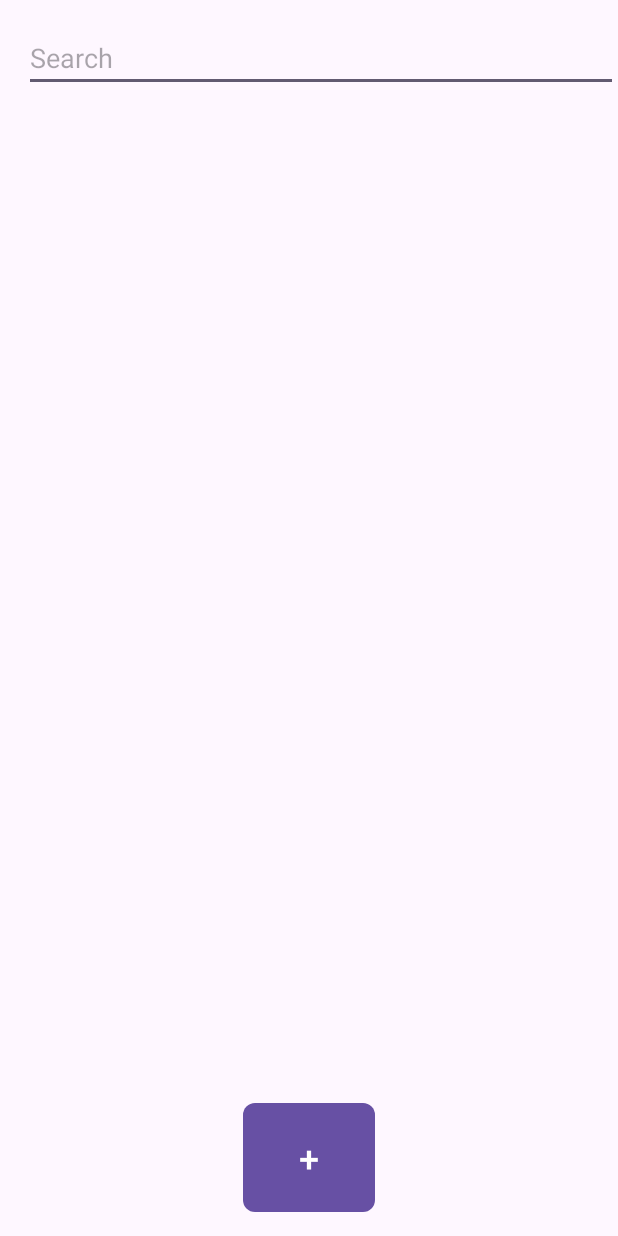
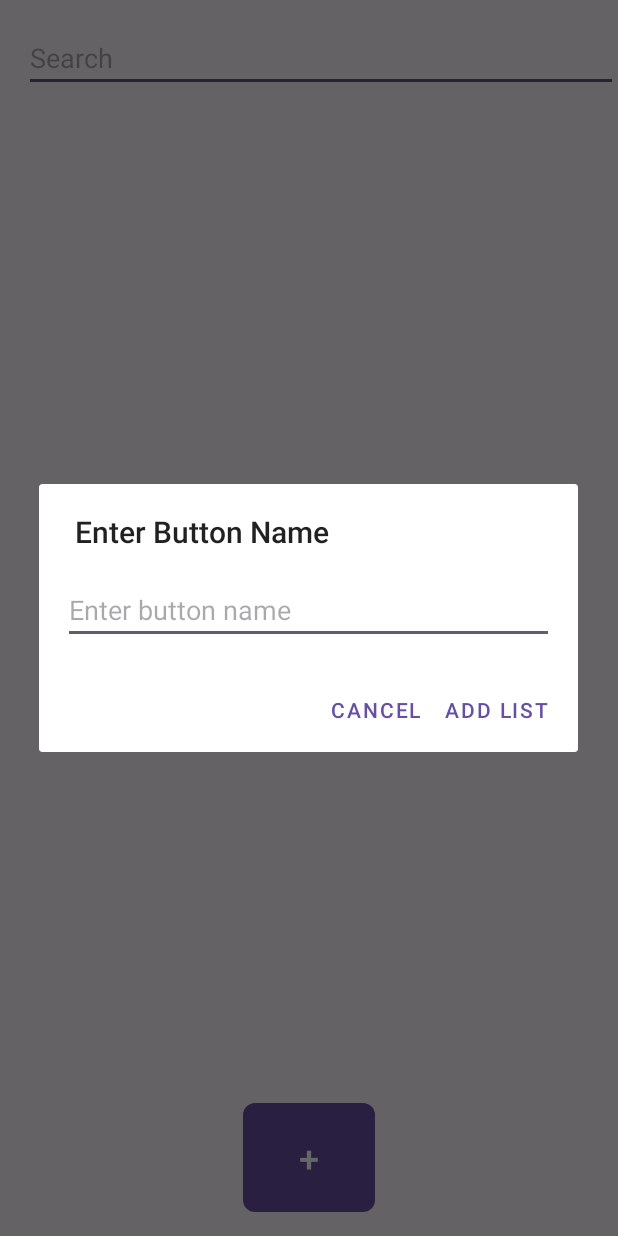
Before and after one commit to kibnakamoto/GrocerList, an Android app: the screen it shows after launch (MainActivity), on a phone screen of 412 x 824 dp. Run offline under Robolectric (Android 15) with nearby library versions, the phone set to English and light mode, and no system bars.

Commit message:
added the list of lists

```diff
--- a/Android/app/src/main/java/com/example/grocerlist/MainActivity.java
+++ b/Android/app/src/main/java/com/example/grocerlist/MainActivity.java
@@ -1,7 +1,7 @@
 package com.example.grocerlist;
 
+import android.content.DialogInterface;
 import android.view.LayoutInflater;
-import android.graphics.Paint;
 import android.os.Bundle;
 import android.text.TextUtils;
 import android.view.View;
@@ -10,14 +10,27 @@ import android.widget.CheckBox;
 import android.widget.CompoundButton;
 import android.widget.EditText;
 import android.widget.LinearLayout;
+import android.widget.Spinner;
 import android.widget.Toast;
+import android.widget.AdapterView;
+import android.widget.ArrayAdapter;
+import android.app.AlertDialog;
 
 import androidx.appcompat.app.AppCompatActivity;
+
+import java.util.ArrayList;
+import java.util.List;
 
 public class MainActivity extends AppCompatActivity {
 
     private LinearLayout checkboxContainer;
     private Button addButton;
+    private ArrayAdapter<String> adapter; // for the list of lists
+
+    // list of lists
+
+    private Spinner spinnerDropdown;
+    private List<String> dropdownItems;
 
     @Override
     protected void onCreate(Bundle savedInstanceState) {
@@ -26,6 +39,39 @@ public class MainActivity extends AppCompatActivity {
 
         // Find views by their respective IDs
         EditText searchBar = findViewById(R.id.searchBar);
+
+        // add list of lists
+        spinnerDropdown = findViewById(R.id.spinner_dropdown);
+        dropdownItems = new ArrayList<>();
+        dropdownItems.add("Add List");
+        dropdownItems.add("Remove List");
+
+        // Create an ArrayAdapter using the string array and a default spinner layout
+        adapter = new ArrayAdapter<>(
+                this, android.R.layout.simple_spinner_item, dropdownItems);
+
+        // Specify the layout to use when the list of choices appears
+        adapter.setDropDownViewResource(android.R.layout.simple_spinner_dropdown_item);
+
+
+        // Apply the adapter to the spinner
+        spinnerDropdown.setAdapter(adapter);
+
+        // Set a listener to handle item selection
+        spinnerDropdown.setOnItemSelectedListener(new AdapterView.OnItemSelectedListener() {
+            @Override
+            public void onItemSelected(AdapterView<?> parentView, View selectedItemView, int position, long id) {
+                String selectedItem = dropdownItems.get(position);
+                if (selectedItem.compareTo("Add List") == 0) {
+                    showAddItemDialog();
+                } else if(selectedItem.compareTo("Remove List") == 0) {
+                    showRemoveItemDialog();
+                }
+            }
+
+            @Override
+            public void onNothingSelected(AdapterView<?> parentView) {}
+        });
 
         checkboxContainer = findViewById(R.id.checkboxContainer);
         addButton = findViewById(R.id.addButton);
@@ -36,6 +82,64 @@ public class MainActivity extends AppCompatActivity {
                 openEditTextDialog();
             }
         });
+    }
+
+    // Method to dynamically add items to the list of lists
+    private void addItemToDropdown(String newItem) {
+        dropdownItems.add(newItem);
+        ArrayAdapter<String> adapter = (ArrayAdapter<String>) spinnerDropdown.getAdapter();
+        adapter.notifyDataSetChanged();
+    }
+
+    private void showRemoveItemDialog() {
+        LayoutInflater inflater = getLayoutInflater();
+        View dialogView = inflater.inflate(R.layout.dialog_add_item, null);
+        AlertDialog.Builder builder = new AlertDialog.Builder(this);
+        builder.setTitle("Remove Item")
+                .setMessage("Select an item to remove:")
+                .setPositiveButton("Remove", new DialogInterface.OnClickListener() {
+                    @Override
+                    public void onClick(DialogInterface dialog, int which) {
+                        // Get the selected item
+                        EditText editText = dialogView.findViewById(R.id.editTextButtonName);
+                        String buttonName = editText.getText().toString();
+                        // Remove the selected item
+                        if(buttonName.compareTo("Add List") != 0 || buttonName.compareTo("Remove List") != 0) {
+                            dropdownItems.remove(buttonName);
+                        }
+                        // Update the adapter
+                        adapter.notifyDataSetChanged();
+                    }
+                })
+                .setNegativeButton("Cancel", null);
+
+        builder.create().show();
+    }
+
+    // Add a new list
+    public void onAddItemClick(View view) {
+        addItemToDropdown("New List");
+    }
+
+    // Show an AlertDialog to get the button name from the user
+    private void showAddItemDialog() {
+        LayoutInflater inflater = getLayoutInflater();
+        View dialogView = inflater.inflate(R.layout.dialog_add_item, null);
+
+        AlertDialog.Builder builder = new AlertDialog.Builder(this);
+        builder.setView(dialogView)
+                .setTitle("Enter Button Name")
+                .setPositiveButton("Add List", new DialogInterface.OnClickListener() {
+                    @Override
+                    public void onClick(DialogInterface dialog, int which) {
+                        EditText editText = dialogView.findViewById(R.id.editTextButtonName);
+                        String buttonName = editText.getText().toString();
+                        addItemToDropdown(buttonName);
+                    }
+                })
+                .setNegativeButton("Cancel", null);
+
+        builder.create().show();
     }
 
     // enter text of checkbox
--- a/Android/app/src/main/res/layout/activity_main.xml
+++ b/Android/app/src/main/res/layout/activity_main.xml
@@ -43,4 +43,11 @@
         android:layout_marginLeft="16dp"
 		android:layout_marginTop="16dp" />
 
+
+    <Spinner
+        android:id="@+id/spinner_dropdown"
+        android:layout_width="wrap_content"
+        android:layout_height="wrap_content"
+        android:layout_centerInParent="true"/>
+
 </RelativeLayout>
--- /dev/null
+++ b/Android/app/src/main/res/layout/dialog_add_item.xml
@@ -0,0 +1,14 @@
+<LinearLayout
+    xmlns:android="http://schemas.android.com/apk/res/android"
+    android:layout_width="match_parent"
+    android:layout_height="wrap_content"
+    android:orientation="vertical"
+    android:padding="16dp">
+
+    <EditText
+        android:id="@+id/editTextButtonName"
+        android:layout_width="match_parent"
+        android:layout_height="wrap_content"
+        android:hint="Enter button name" />
+
+</LinearLayout>
```
Also changed, not shown: Android/app/src/main/res/drawable/add_button.jpeg (added), Android/app/src/main/res/drawable/remove_button.jpeg (added).
